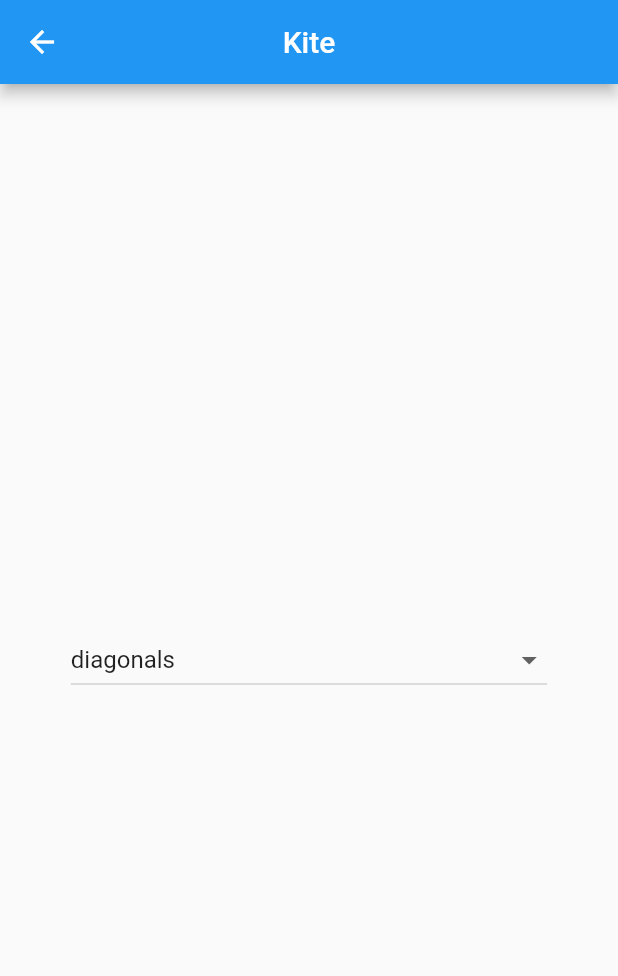
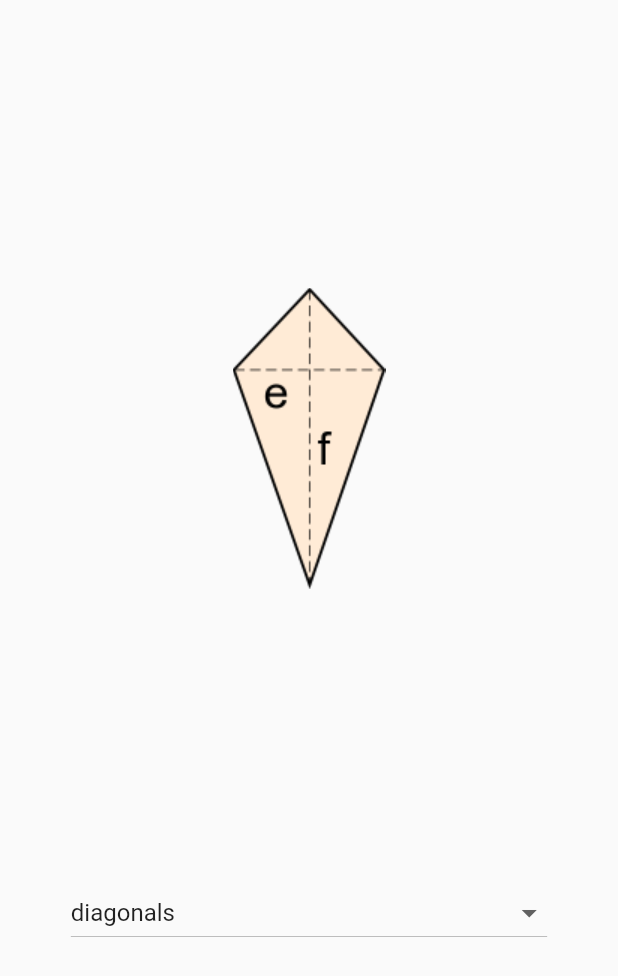
Before and after one commit to DaemonLab/3d-Volume-Area-iitisoc-20, a Flutter app: the kite screen opened by its route, on a phone screen of 412 x 824 dp. Shown: the top 976 px of the screen. Run offline on Flutter 3.47's test engine with Material 2 defaults, Android fonts, the phone set to English and light mode, and no system bars; missing offline and left inert: angles.

Commit message:
Selector Screen Implemented

```diff
--- a/lib/area/kite.dart
+++ b/lib/area/kite.dart
@@ -11,8 +11,7 @@ class _kiteState extends State<kite> {
   Widget build(BuildContext context) {
     return Scaffold(
       body: Center(
-        child: Selector(title: "Kite", text1: "diagonals", text2: "two unequal sides + angle between them ", route1: '/kite1', route2: '/kite2',
-        ),
+        child: Selector(title: "kite", item1: "diagonals", item2: "two unequal sides + angle between them ",),
       ),
     );
   }
--- a/lib/selector_2.dart
+++ b/lib/selector_2.dart
@@ -1,38 +1,40 @@
 import 'package:flutter/material.dart';
 
+
+
 class Selector extends StatefulWidget {
-  String title, text1, text2, route1, route2;
-  Selector({this.title, this.text1, this.text2, this.route1, this.route2});
+  String title, item1, item2;
+  String route1, route2;
+  Selector({this.title, this.item1, this.item2});
   @override
   _SelectorState createState() => _SelectorState();
 }
 
-class Dropdown extends StatefulWidget {
-  String item1, item2, route1, route2;
-  Dropdown({this.item1, this.item2, this.route1, this.route2});
-  @override
-  _DropdownState createState() => _DropdownState();
-}
-
-class _DropdownState extends State<Dropdown> {
-  String dropdownValue;
-
-
+class _SelectorState extends State<Selector> {
+  String dropdownValue = "";
+  int num = 1;
   @override
   void initState() {
     // TODO: implement initState
     super.initState();
     dropdownValue = widget.item1;
+    num = 1;
+    widget.route1 = "/${widget.title}1";
+    widget.route2 = "/${widget.title}2";
+    print(widget.route2);
+    print(widget.route1);
   }
   @override
   Widget build(BuildContext context) {
     String item1 = widget.item1;
     String item2 = widget.item2;
+
     return Scaffold(
       body: Center(
         child: Column(
-          mainAxisAlignment: MainAxisAlignment.center,
+          mainAxisAlignment: MainAxisAlignment.spaceEvenly,
           children: [
+            Image.asset('assets/${widget.title}_$num.png'),
             DropdownButton<String>(
               value: dropdownValue,
               items: [
@@ -49,13 +51,14 @@ class _DropdownState extends State<Dropdown> {
                 setState(() {
                   dropdownValue = data;
                   print(data);
-                  print(item1);
-                  print(widget.route1);
-                  print(widget.route2);
-                  if(data == item1)
+                  if(data == item1){
+                    num = 1;
                     Navigator.pushNamed(context, widget.route1);
-                  else
+                  }
+                  else {
+                    num = 2;
                     Navigator.pushNamed(context, widget.route2);
+                  }
                 });
               },
             )
@@ -65,24 +68,3 @@ class _DropdownState extends State<Dropdown> {
     );
   }
 }
-
-class _SelectorState extends State<Selector> {
-  @override
-  Widget build(BuildContext context) {
-    return Scaffold(
-      appBar: AppBar(
-        title: Text(widget.title),
-        centerTitle: true,
-      ),
-      body: Column(
-
-        mainAxisAlignment: MainAxisAlignment.center,
-        crossAxisAlignment: CrossAxisAlignment.start,
-        children: [
-          Expanded(
-              child: Dropdown(item1: widget.text1, item2: widget.text2, route2: widget.route2, route1: widget.route1,))
-        ],
-      ),
-    );
-  }
-}
```
